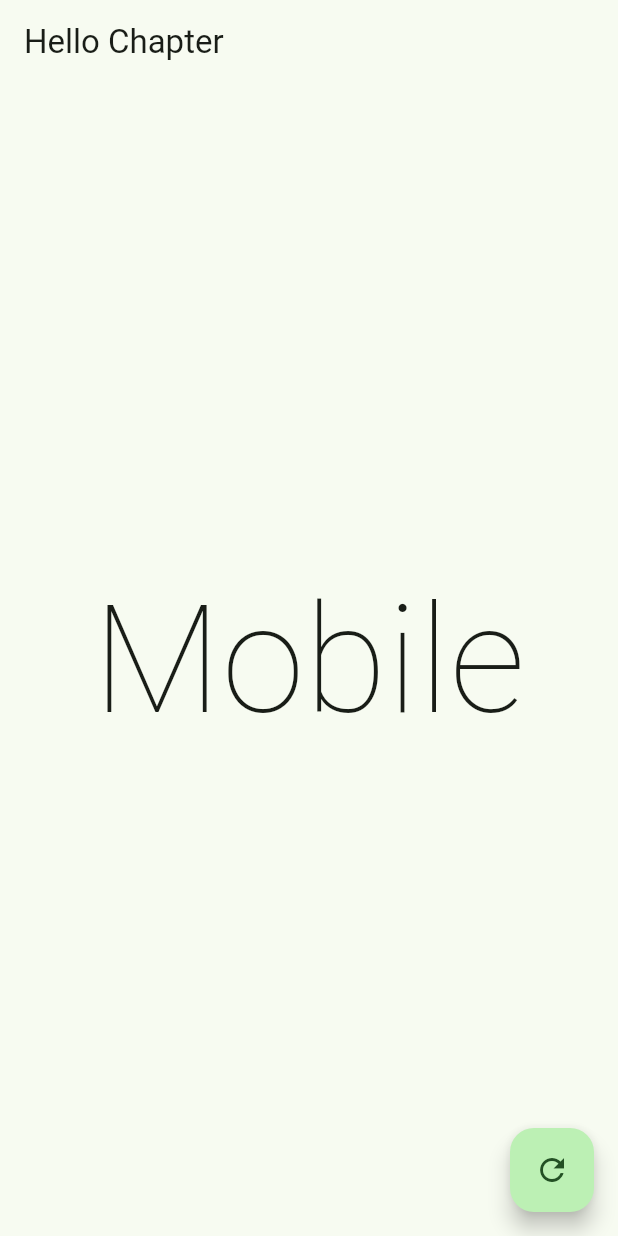
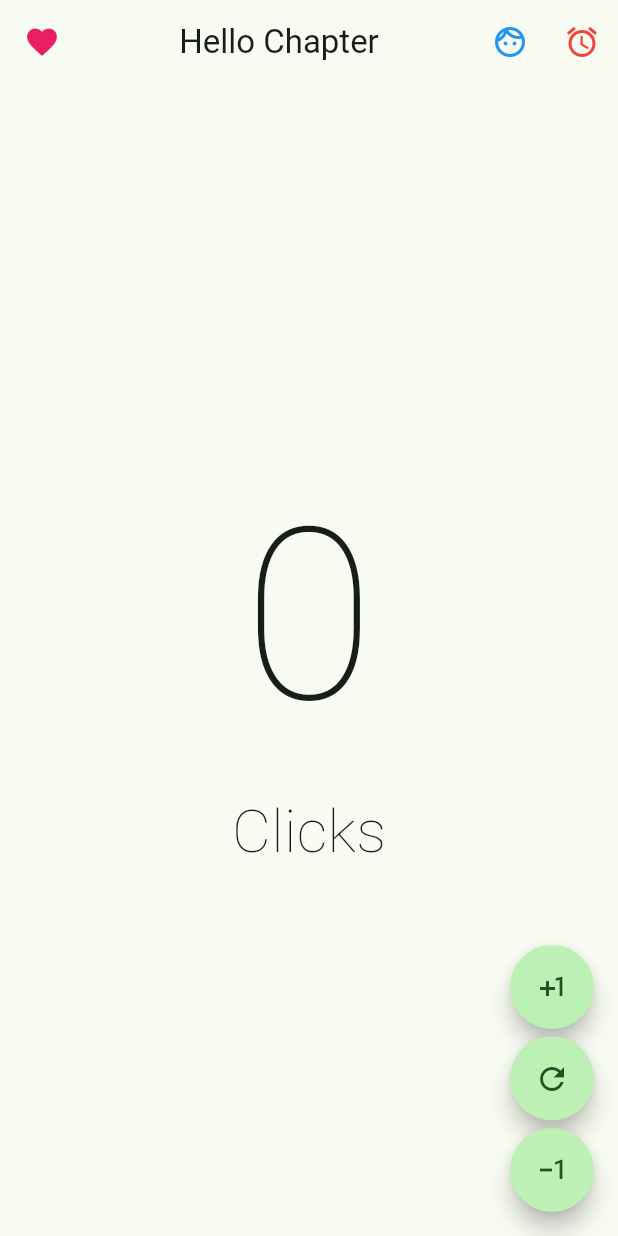
Before and after one commit to wugalde/labs_flutter, a Flutter app: the screen it shows after launch, on a phone screen of 412 x 824 dp. Run offline on Flutter 3.47's test engine with Material 2 defaults, Android fonts, the phone set to English and light mode, and no system bars.

Commit message:
finish lab counter

```diff
--- a/lib/main.dart
+++ b/lib/main.dart
@@ -1,4 +1,5 @@
 import 'package:flutter/material.dart';
+import 'package:labs_flutter/presentations/screen/counter/counter_screen.dart';
 
 void main() {
   runApp(const MyApp());
@@ -15,24 +16,7 @@ class MyApp extends StatelessWidget {
         useMaterial3: true,
         colorSchemeSeed: Colors.green,
       ),
-      home: Scaffold(
-        appBar: AppBar(
-          title: const Text('Hello Chapter'),
-        ),
-        body: const Center(
-          child: Text(
-            'Mobile',
-            style: TextStyle(
-              fontSize: 100,
-              fontWeight: FontWeight.w100,
-            ),
-          ),
-        ),
-        floatingActionButton: FloatingActionButton(
-          onPressed: () {},
-          child: const Icon(Icons.refresh_outlined),
-        ),
-      ),
+      home: const CounterScreen(),
     );
   }
 }
--- /dev/null
+++ b/lib/presentations/screen/counter/counter_screen.dart
@@ -0,0 +1,113 @@
+// ignore_for_file: public_member_api_docs, sort_constructors_first
+import 'package:flutter/material.dart';
+
+class CounterScreen extends StatefulWidget {
+  const CounterScreen({super.key});
+
+  @override
+  State<CounterScreen> createState() => _CounterScreenState();
+}
+
+class _CounterScreenState extends State<CounterScreen> {
+  int clicks = 0;
+  @override
+  Widget build(BuildContext context) {
+    return Scaffold(
+      appBar: AppBar(
+        title: const Center(child: Text('Hello Chapter')),
+        leading: IconButton(
+          onPressed: () {},
+          icon: const Icon(
+            Icons.favorite,
+            color: Colors.pink,
+          ),
+        ),
+        actions: [
+          IconButton(
+            onPressed: () {},
+            icon: const Icon(
+              Icons.face_unlock_outlined,
+              color: Colors.blue,
+            ),
+          ),
+          IconButton(
+            onPressed: () {},
+            icon: const Icon(
+              Icons.access_alarm,
+              color: Colors.red,
+            ),
+          )
+        ],
+      ),
+      body: Center(
+        child: Column(
+          mainAxisAlignment: MainAxisAlignment.center,
+          children: [
+            Text(
+              '$clicks',
+              style: const TextStyle(
+                fontSize: 160,
+                fontWeight: FontWeight.w100,
+              ),
+            ),
+            Text(
+              'Click${clicks == 1 ? '' : 's'}',
+              style: const TextStyle(
+                fontSize: 40,
+                fontWeight: FontWeight.w100,
+              ),
+            ),
+          ],
+        ),
+      ),
+      floatingActionButton: Column(
+        mainAxisAlignment: MainAxisAlignment.end,
+        children: [
+          CustomBtn(
+              icon: Icons.plus_one_outlined,
+              onPressed: () {
+                setState(() {
+                  clicks++;
+                });
+              }),
+          const SizedBox(height: 5),
+          CustomBtn(
+              icon: Icons.refresh_outlined,
+              onPressed: () {
+                setState(() {
+                  clicks = 0;
+                });
+              }),
+          const SizedBox(height: 5),
+          CustomBtn(
+              icon: Icons.exposure_minus_1_outlined,
+              onPressed: () {
+                if (clicks == 0) return;
+                setState(() {
+                  clicks--;
+                });
+              }),
+        ],
+      ),
+    );
+  }
+}
+
+class CustomBtn extends StatelessWidget {
+  final IconData icon;
+  final VoidCallback? onPressed;
+  const CustomBtn({
+    Key? key,
+    required this.icon,
+    this.onPressed,
+  }) : super(key: key);
+
+  @override
+  Widget build(BuildContext context) {
+    return FloatingActionButton(
+      shape: const StadiumBorder(),
+      onPressed: onPressed,
+      child: Icon(icon),
+    );
+  }
+}
```
